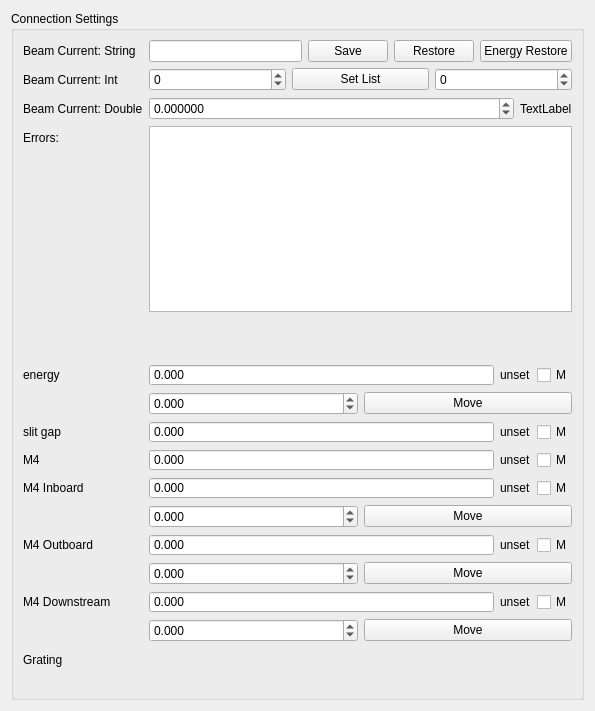
acquaman/acquaman, file source/ui/ConnectionSettings.ui: the form before one commit.
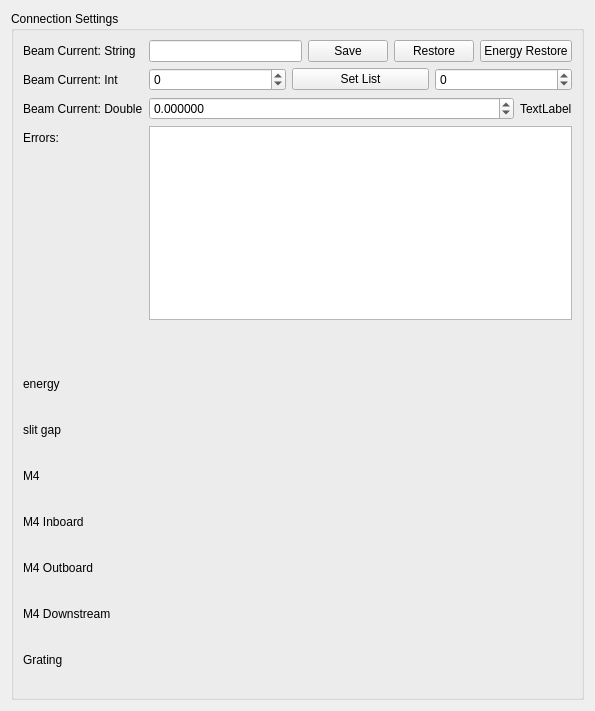
The form after the commit.

Commit message: getting ready for Boots' fix pull

```diff
--- a/source/ui/ConnectionSettings.ui
+++ b/source/ui/ConnectionSettings.ui
@@ -158,516 +158,108 @@
        </widget>
       </item>
       <item row="5" column="1">
-       <layout class="QHBoxLayout" name="horizontalLayout_2">
-        <item>
-         <widget class="QDoubleSpinBox" name="hxpd_x_read">
-          <property name="sizePolicy">
-           <sizepolicy hsizetype="Expanding" vsizetype="Fixed">
-            <horstretch>0</horstretch>
-            <verstretch>0</verstretch>
-           </sizepolicy>
-          </property>
-          <property name="styleSheet">
-           <string notr="true">.suffix {
-	color: rgb(255, 0, 0);
-	background-color: rgb(85, 255, 0);
-}</string>
-          </property>
-          <property name="frame">
-           <bool>true</bool>
-          </property>
-          <property name="readOnly">
-           <bool>true</bool>
-          </property>
-          <property name="buttonSymbols">
-           <enum>QAbstractSpinBox::NoButtons</enum>
-          </property>
-          <property name="decimals">
-           <number>3</number>
-          </property>
-          <property name="minimum">
-           <double>-999999999.000000000000000</double>
-          </property>
-          <property name="maximum">
-           <double>999999999.000000000000000</double>
-          </property>
-         </widget>
-        </item>
-        <item>
-         <widget class="QLabel" name="hxpd_units">
-          <property name="sizePolicy">
-           <sizepolicy hsizetype="Minimum" vsizetype="Preferred">
-            <horstretch>0</horstretch>
-            <verstretch>0</verstretch>
-           </sizepolicy>
-          </property>
-          <property name="text">
-           <string>unset</string>
-          </property>
-         </widget>
-        </item>
-        <item>
-         <widget class="QCheckBox" name="hxpd_moving">
-          <property name="text">
-           <string>M</string>
-          </property>
-         </widget>
-        </item>
-       </layout>
+       <widget class="QWidget" name="energyHolder" native="true">
+        <property name="minimumSize">
+         <size>
+          <width>0</width>
+          <height>40</height>
+         </size>
+        </property>
+       </widget>
       </item>
-      <item row="6" column="1">
-       <layout class="QHBoxLayout" name="horizontalLayout_3">
-        <item>
-         <widget class="QDoubleSpinBox" name="hxpd_x_set">
-          <property name="readOnly">
-           <bool>false</bool>
-          </property>
-          <property name="buttonSymbols">
-           <enum>QAbstractSpinBox::UpDownArrows</enum>
-          </property>
-          <property name="decimals">
-           <number>3</number>
-          </property>
-          <property name="minimum">
-           <double>-999999999.000000000000000</double>
-          </property>
-          <property name="maximum">
-           <double>999999999.000000000000000</double>
-          </property>
-         </widget>
-        </item>
-        <item>
-         <widget class="QPushButton" name="hxpd_move">
-          <property name="text">
-           <string>Move</string>
-          </property>
-         </widget>
-        </item>
-       </layout>
-      </item>
-      <item row="7" column="0">
+      <item row="6" column="0">
        <widget class="QLabel" name="hxpd_label_2">
         <property name="text">
          <string>slit gap</string>
         </property>
        </widget>
       </item>
-      <item row="7" column="1">
-       <layout class="QHBoxLayout" name="horizontalLayout_5">
-        <item>
-         <widget class="QDoubleSpinBox" name="slitGap_read">
-          <property name="sizePolicy">
-           <sizepolicy hsizetype="Expanding" vsizetype="Fixed">
-            <horstretch>0</horstretch>
-            <verstretch>0</verstretch>
-           </sizepolicy>
-          </property>
-          <property name="styleSheet">
-           <string notr="true">.suffix {
-	color: rgb(255, 0, 0);
-	background-color: rgb(85, 255, 0);
-}</string>
-          </property>
-          <property name="frame">
-           <bool>true</bool>
-          </property>
-          <property name="readOnly">
-           <bool>true</bool>
-          </property>
-          <property name="buttonSymbols">
-           <enum>QAbstractSpinBox::NoButtons</enum>
-          </property>
-          <property name="decimals">
-           <number>3</number>
-          </property>
-          <property name="minimum">
-           <double>-999999999.000000000000000</double>
-          </property>
-          <property name="maximum">
-           <double>999999999.000000000000000</double>
-          </property>
-         </widget>
-        </item>
-        <item>
-         <widget class="QLabel" name="slitGap_units">
-          <property name="sizePolicy">
-           <sizepolicy hsizetype="Minimum" vsizetype="Preferred">
-            <horstretch>0</horstretch>
-            <verstretch>0</verstretch>
-           </sizepolicy>
-          </property>
-          <property name="text">
-           <string>unset</string>
-          </property>
-         </widget>
-        </item>
-        <item>
-         <widget class="QCheckBox" name="slitGap_moving">
-          <property name="text">
-           <string>M</string>
-          </property>
-         </widget>
-        </item>
-       </layout>
+      <item row="6" column="1">
+       <widget class="QWidget" name="slitGapHolder" native="true">
+        <property name="minimumSize">
+         <size>
+          <width>0</width>
+          <height>40</height>
+         </size>
+        </property>
+       </widget>
       </item>
-      <item row="8" column="0">
+      <item row="7" column="0">
        <widget class="QLabel" name="hxpd_label_3">
         <property name="text">
          <string>M4</string>
         </property>
        </widget>
       </item>
-      <item row="8" column="1">
-       <layout class="QHBoxLayout" name="horizontalLayout_6">
-        <item>
-         <widget class="QDoubleSpinBox" name="m4_read">
-          <property name="sizePolicy">
-           <sizepolicy hsizetype="Expanding" vsizetype="Fixed">
-            <horstretch>0</horstretch>
-            <verstretch>0</verstretch>
-           </sizepolicy>
-          </property>
-          <property name="styleSheet">
-           <string notr="true">.suffix {
-	color: rgb(255, 0, 0);
-	background-color: rgb(85, 255, 0);
-}</string>
-          </property>
-          <property name="frame">
-           <bool>true</bool>
-          </property>
-          <property name="readOnly">
-           <bool>true</bool>
-          </property>
-          <property name="buttonSymbols">
-           <enum>QAbstractSpinBox::NoButtons</enum>
-          </property>
-          <property name="decimals">
-           <number>3</number>
-          </property>
-          <property name="minimum">
-           <double>-999999999.000000000000000</double>
-          </property>
-          <property name="maximum">
-           <double>999999999.000000000000000</double>
-          </property>
-         </widget>
-        </item>
-        <item>
-         <widget class="QLabel" name="m4_units">
-          <property name="sizePolicy">
-           <sizepolicy hsizetype="Minimum" vsizetype="Preferred">
-            <horstretch>0</horstretch>
-            <verstretch>0</verstretch>
-           </sizepolicy>
-          </property>
-          <property name="text">
-           <string>unset</string>
-          </property>
-         </widget>
-        </item>
-        <item>
-         <widget class="QCheckBox" name="m4_moving">
-          <property name="text">
-           <string>M</string>
-          </property>
-         </widget>
-        </item>
-       </layout>
+      <item row="7" column="1">
+       <widget class="QWidget" name="m4Holder" native="true">
+        <property name="minimumSize">
+         <size>
+          <width>0</width>
+          <height>40</height>
+         </size>
+        </property>
+       </widget>
       </item>
-      <item row="9" column="0">
+      <item row="8" column="0">
        <widget class="QLabel" name="hxpd_label_4">
         <property name="text">
          <string>M4 Inboard</string>
         </property>
        </widget>
       </item>
-      <item row="9" column="1">
-       <layout class="QHBoxLayout" name="horizontalLayout_7">
-        <item>
-         <widget class="QDoubleSpinBox" name="m4inboard_read">
-          <property name="sizePolicy">
-           <sizepolicy hsizetype="Expanding" vsizetype="Fixed">
-            <horstretch>0</horstretch>
-            <verstretch>0</verstretch>
-           </sizepolicy>
-          </property>
-          <property name="styleSheet">
-           <string notr="true">.suffix {
-	color: rgb(255, 0, 0);
-	background-color: rgb(85, 255, 0);
-}</string>
-          </property>
-          <property name="frame">
-           <bool>true</bool>
-          </property>
-          <property name="readOnly">
-           <bool>true</bool>
-          </property>
-          <property name="buttonSymbols">
-           <enum>QAbstractSpinBox::NoButtons</enum>
-          </property>
-          <property name="decimals">
-           <number>3</number>
-          </property>
-          <property name="minimum">
-           <double>-999999999.000000000000000</double>
-          </property>
-          <property name="maximum">
-           <double>999999999.000000000000000</double>
-          </property>
-         </widget>
-        </item>
-        <item>
-         <widget class="QLabel" name="m4inboard_units">
-          <property name="sizePolicy">
-           <sizepolicy hsizetype="Minimum" vsizetype="Preferred">
-            <horstretch>0</horstretch>
-            <verstretch>0</verstretch>
-           </sizepolicy>
-          </property>
-          <property name="text">
-           <string>unset</string>
-          </property>
-         </widget>
-        </item>
-        <item>
-         <widget class="QCheckBox" name="m4inboard_moving">
-          <property name="text">
-           <string>M</string>
-          </property>
-         </widget>
-        </item>
-       </layout>
+      <item row="8" column="1">
+       <widget class="QWidget" name="m4InboardHolder" native="true">
+        <property name="minimumSize">
+         <size>
+          <width>0</width>
+          <height>40</height>
+         </size>
+        </property>
+       </widget>
       </item>
-      <item row="10" column="1">
-       <layout class="QHBoxLayout" name="horizontalLayout_8">
-        <item>
-         <widget class="QDoubleSpinBox" name="m4inboard_set">
-          <property name="readOnly">
-           <bool>false</bool>
-          </property>
-          <property name="buttonSymbols">
-           <enum>QAbstractSpinBox::UpDownArrows</enum>
-          </property>
-          <property name="decimals">
-           <number>3</number>
-          </property>
-          <property name="minimum">
-           <double>-999999999.000000000000000</double>
-          </property>
-          <property name="maximum">
-           <double>999999999.000000000000000</double>
-          </property>
-         </widget>
-        </item>
-        <item>
-         <widget class="QPushButton" name="m4inboard_move">
-          <property name="text">
-           <string>Move</string>
-          </property>
-         </widget>
-        </item>
-       </layout>
-      </item>
-      <item row="11" column="0">
+      <item row="9" column="0">
        <widget class="QLabel" name="hxpd_label_5">
         <property name="text">
          <string>M4 Outboard</string>
         </property>
        </widget>
       </item>
-      <item row="11" column="1">
-       <layout class="QHBoxLayout" name="horizontalLayout_9">
-        <item>
-         <widget class="QDoubleSpinBox" name="m4outboard_read">
-          <property name="sizePolicy">
-           <sizepolicy hsizetype="Expanding" vsizetype="Fixed">
-            <horstretch>0</horstretch>
-            <verstretch>0</verstretch>
-           </sizepolicy>
-          </property>
-          <property name="styleSheet">
-           <string notr="true">.suffix {
-	color: rgb(255, 0, 0);
-	background-color: rgb(85, 255, 0);
-}</string>
-          </property>
-          <property name="frame">
-           <bool>true</bool>
-          </property>
-          <property name="readOnly">
-           <bool>true</bool>
-          </property>
-          <property name="buttonSymbols">
-           <enum>QAbstractSpinBox::NoButtons</enum>
-          </property>
-          <property name="decimals">
-           <number>3</number>
-          </property>
-          <property name="minimum">
-           <double>-999999999.000000000000000</double>
-          </property>
-          <property name="maximum">
-           <double>999999999.000000000000000</double>
-          </property>
-         </widget>
-        </item>
-        <item>
-         <widget class="QLabel" name="m4outboard_units">
-          <property name="sizePolicy">
-           <sizepolicy hsizetype="Minimum" vsizetype="Preferred">
-            <horstretch>0</horstretch>
-            <verstretch>0</verstretch>
-           </sizepolicy>
-          </property>
-          <property name="text">
-           <string>unset</string>
-          </property>
-         </widget>
-        </item>
-        <item>
-         <widget class="QCheckBox" name="m4outboard_moving">
-          <property name="text">
-           <string>M</string>
-          </property>
-         </widget>
-        </item>
-       </layout>
+      <item row="9" column="1">
+       <widget class="QWidget" name="m4OutboardHolder" native="true">
+        <property name="minimumSize">
+         <size>
+          <width>0</width>
+          <height>40</height>
+         </size>
+        </property>
+       </widget>
       </item>
-      <item row="12" column="1">
-       <layout class="QHBoxLayout" name="horizontalLayout_10">
-        <item>
-         <widget class="QDoubleSpinBox" name="m4outboard_set">
-          <property name="readOnly">
-           <bool>false</bool>
-          </property>
-          <property name="buttonSymbols">
-           <enum>QAbstractSpinBox::UpDownArrows</enum>
-          </property>
-          <property name="decimals">
-           <number>3</number>
-          </property>
-          <property name="minimum">
-           <double>-999999999.000000000000000</double>
-          </property>
-          <property name="maximum">
-           <double>999999999.000000000000000</double>
-          </property>
-         </widget>
-        </item>
-        <item>
-         <widget class="QPushButton" name="m4outboard_move">
-          <property name="text">
-           <string>Move</string>
-          </property>
-         </widget>
-        </item>
-       </layout>
-      </item>
-      <item row="13" column="0">
+      <item row="10" column="0">
        <widget class="QLabel" name="hxpd_label_6">
         <property name="text">
          <string>M4 Downstream</string>
         </property>
        </widget>
       </item>
-      <item row="13" column="1">
-       <layout class="QHBoxLayout" name="horizontalLayout_11">
-        <item>
-         <widget class="QDoubleSpinBox" name="m4downstream_read">
-          <property name="sizePolicy">
-           <sizepolicy hsizetype="Expanding" vsizetype="Fixed">
-            <horstretch>0</horstretch>
-            <verstretch>0</verstretch>
-           </sizepolicy>
-          </property>
-          <property name="styleSheet">
-           <string notr="true">.suffix {
-	color: rgb(255, 0, 0);
-	background-color: rgb(85, 255, 0);
-}</string>
-          </property>
-          <property name="frame">
-           <bool>true</bool>
-          </property>
-          <property name="readOnly">
-           <bool>true</bool>
-          </property>
-          <property name="buttonSymbols">
-           <enum>QAbstractSpinBox::NoButtons</enum>
-          </property>
-          <property name="decimals">
-           <number>3</number>
-          </property>
-          <property name="minimum">
-           <double>-999999999.000000000000000</double>
-          </property>
-          <property name="maximum">
-           <double>999999999.000000000000000</double>
-          </property>
-         </widget>
-        </item>
-        <item>
-         <widget class="QLabel" name="m4downstream_units">
-          <property name="sizePolicy">
-           <sizepolicy hsizetype="Minimum" vsizetype="Preferred">
-            <horstretch>0</horstretch>
-            <verstretch>0</verstretch>
-           </sizepolicy>
-          </property>
-          <property name="text">
-           <string>unset</string>
-          </property>
-         </widget>
-        </item>
-        <item>
-         <widget class="QCheckBox" name="m4downstream_moving">
-          <property name="text">
-           <string>M</string>
-          </property>
-         </widget>
-        </item>
-       </layout>
+      <item row="10" column="1">
+       <widget class="QWidget" name="m4DownstreamHolder" native="true">
+        <property name="minimumSize">
+         <size>
+          <width>0</width>
+          <height>40</height>
+         </size>
+        </property>
+       </widget>
       </item>
-      <item row="14" column="1">
-       <layout class="QHBoxLayout" name="horizontalLayout_12">
-        <item>
-         <widget class="QDoubleSpinBox" name="m4downstream_set">
-          <property name="readOnly">
-           <bool>false</bool>
-          </property>
-          <property name="buttonSymbols">
-           <enum>QAbstractSpinBox::UpDownArrows</enum>
-          </property>
-          <property name="decimals">
-           <number>3</number>
-          </property>
-          <property name="minimum">
-           <double>-999999999.000000000000000</double>
-          </property>
-          <property name="maximum">
-           <double>999999999.000000000000000</double>
-          </property>
-         </widget>
-        </item>
-        <item>
-         <widget class="QPushButton" name="m4downstream_move">
-          <property name="text">
-           <string>Move</string>
-          </property>
-         </widget>
-        </item>
-       </layout>
-      </item>
-      <item row="15" column="0">
+      <item row="11" column="0">
        <widget class="QLabel" name="hxpd_label_7">
         <property name="text">
          <string>Grating</string>
         </property>
        </widget>
       </item>
-      <item row="15" column="1">
+      <item row="11" column="1">
        <widget class="QWidget" name="gratingHolder" native="true">
         <property name="minimumSize">
          <size>
```
The commit also changes 2 other files.
